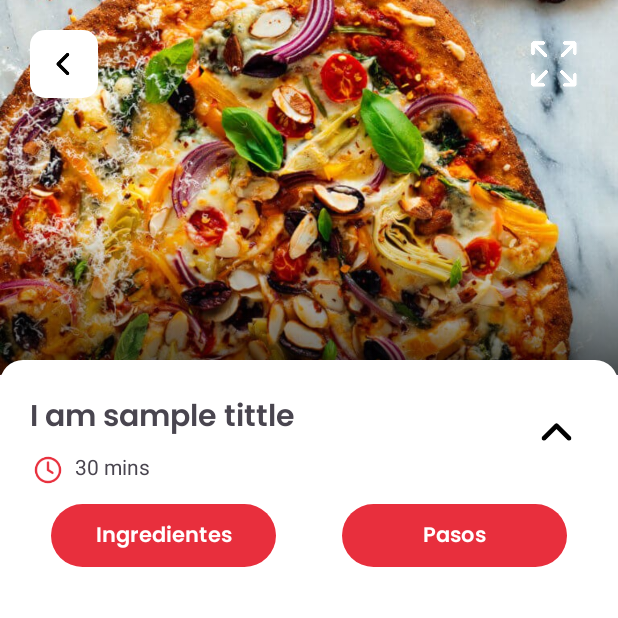
After one commit to Luc4st1574/RecetAPP, an Android app: the RecipeActivity screen opened directly, with no data from a screen before it, on a phone screen of 412 x 824 dp, the top half of it. The commit adds this screen. Run offline under Robolectric (Android 15) with nearby library versions, the phone set to English and light mode, and no system bars.

Commit message:
add: recipe activity first steps into complete design

```diff
--- a/app/src/main/AndroidManifest.xml
+++ b/app/src/main/AndroidManifest.xml
@@ -12,6 +12,9 @@
         android:supportsRtl="true"
         android:theme="@style/Theme.RECETAPP"
         tools:targetApi="31">
+        <activity
+            android:name=".RecipeActivity"
+            android:exported="false" />
         <activity
             android:name=".CategoryActivity"
             android:exported="false" />
--- /dev/null
+++ b/app/src/main/java/com/example/recetapp/RecipeActivity.kt
@@ -0,0 +1,20 @@
+package com.example.recetapp
+
+import android.os.Bundle
+import androidx.activity.enableEdgeToEdge
+import androidx.appcompat.app.AppCompatActivity
+import androidx.core.view.ViewCompat
+import androidx.core.view.WindowInsetsCompat
+
+class RecipeActivity : AppCompatActivity() {
+    override fun onCreate(savedInstanceState: Bundle?) {
+        super.onCreate(savedInstanceState)
+        enableEdgeToEdge()
+        setContentView(R.layout.activity_recipe)
+        ViewCompat.setOnApplyWindowInsetsListener(findViewById(R.id.main)) { v, insets ->
+            val systemBars = insets.getInsets(WindowInsetsCompat.Type.systemBars())
+            v.setPadding(systemBars.left, systemBars.top, systemBars.right, systemBars.bottom)
+            insets
+        }
+    }
+}
--- a/app/src/main/res/drawable/category_card_bc.xml
+++ b/app/src/main/res/drawable/category_card_bc.xml
@@ -8,7 +8,7 @@
         <solid android:color="#00FFFFFF"/>
         <stroke
             android:width="0.8dp"
-            android:color="#3ABC57" />
+            android:color="#e82f3d" />
 
         <size
             android:width="56dp"
--- /dev/null
+++ b/app/src/main/res/layout/activity_recipe.xml
@@ -0,0 +1,144 @@
+<?xml version="1.0" encoding="utf-8"?>
+<androidx.constraintlayout.widget.ConstraintLayout xmlns:android="http://schemas.android.com/apk/res/android"
+    xmlns:app="http://schemas.android.com/apk/res-auto"
+    xmlns:tools="http://schemas.android.com/tools"
+    android:id="@+id/main"
+    android:layout_width="match_parent"
+    android:layout_height="match_parent"
+    tools:context=".RecipeActivity">
+
+    <ImageView
+        android:id="@+id/item_image"
+        android:layout_width="0dp"
+        android:layout_height="250dp"
+        android:background="#F6F6F6"
+        android:hapticFeedbackEnabled="true"
+        android:scaleType="centerCrop"
+        app:layout_constraintEnd_toEndOf="parent"
+        app:layout_constraintStart_toStartOf="parent"
+        app:layout_constraintTop_toTopOf="parent"
+        app:srcCompat="@drawable/pizza_sample" />
+
+    <ImageView
+        android:id="@+id/shade"
+        android:layout_width="0dp"
+        android:layout_height="100dp"
+        app:layout_constraintBottom_toBottomOf="@+id/item_image"
+        app:layout_constraintEnd_toEndOf="@+id/item_image"
+        app:layout_constraintStart_toStartOf="@+id/item_image"
+        app:srcCompat="@drawable/image_btm_overlay" />
+
+    <ImageView
+        android:id="@+id/back_btn"
+        android:layout_width="45dp"
+        android:layout_height="45dp"
+        android:layout_marginStart="20dp"
+        android:layout_marginTop="20dp"
+        android:background="@drawable/card_back_btn"
+        android:clickable="true"
+        android:foregroundGravity="center"
+        android:hapticFeedbackEnabled="true"
+        android:padding="4dp"
+        app:layout_constraintStart_toStartOf="parent"
+        app:layout_constraintTop_toTopOf="@+id/item_image"
+        app:srcCompat="@drawable/back_icon" />
+
+    <ImageView
+        android:id="@+id/full_screen"
+        android:layout_width="45dp"
+        android:layout_height="45dp"
+        android:layout_marginEnd="20dp"
+        app:layout_constraintBottom_toBottomOf="@+id/back_btn"
+        app:layout_constraintEnd_toEndOf="parent"
+        app:layout_constraintTop_toTopOf="@+id/back_btn"
+        app:srcCompat="@drawable/full_size_ic"
+        android:padding="4dp"
+        android:clickable="true"
+        android:foregroundGravity="center"
+        android:hapticFeedbackEnabled="true"
+        app:tint="@color/white"/>
+
+    <RelativeLayout
+        android:id="@+id/relativeLayout"
+        android:layout_width="0dp"
+        android:layout_height="0dp"
+        android:layout_marginTop="-10dp"
+        android:background="@drawable/card_recipe"
+        app:layout_constraintBottom_toBottomOf="parent"
+        app:layout_constraintEnd_toEndOf="parent"
+        app:layout_constraintStart_toStartOf="parent"
+        app:layout_constraintTop_toBottomOf="@+id/item_image">
+
+        <TextView
+            android:id="@+id/tittle"
+            android:layout_width="match_parent"
+            android:layout_height="wrap_content"
+            android:layout_marginStart="20dp"
+            android:layout_marginTop="22dp"
+            android:layout_marginEnd="45dp"
+            android:fontFamily="@font/poppins"
+            android:text="I am sample tittle"
+            android:textSize="20sp" />
+
+        <ImageView
+            android:id="@+id/clock"
+            android:layout_width="24dp"
+            android:layout_height="24dp"
+            android:layout_below="@id/tittle"
+            android:layout_marginStart="20dp"
+            android:layout_marginTop="5dp"
+            android:src="@drawable/clock_icon"
+            app:tint="#e82f3d" />
+
+        <TextView
+            android:id="@+id/time"
+            android:layout_width="wrap_content"
+            android:layout_height="24dp"
+            android:layout_below="@id/tittle"
+            android:layout_marginStart="6dp"
+            android:layout_marginTop="3dp"
+            android:layout_toEndOf="@id/clock"
+            android:gravity="center_vertical"
+            android:text="30 mins" />
+
+        <Button
+            android:id="@+id/button"
+            android:layout_width="150dp"
+            android:layout_height="42sp"
+            android:layout_alignParentStart="true"
+            android:layout_below="@id/tittle"
+            android:layout_marginTop="40dp"
+            android:layout_marginStart="34dp"
+            android:background="@drawable/btn_ing"
+            android:fontFamily="@font/poppins"
+            android:paddingLeft="20sp"
+            android:paddingRight="20sp"
+            android:text="Ingredientes" />
+
+        <Button
+
+            android:layout_width="150dp"
+            android:layout_height="42sp"
+            android:layout_alignParentEnd="true"
+            android:layout_below="@id/tittle"
+            android:layout_marginTop="40dp"
+            android:layout_marginEnd="34dp"
+            android:background="@drawable/btn_ing"
+            android:fontFamily="@font/poppins"
+            android:paddingLeft="20sp"
+            android:paddingRight="20sp"
+            android:text="Pasos" />
+
+    </RelativeLayout>
+
+    <ImageView
+        android:id="@+id/imageView14"
+        android:layout_width="50dp"
+        android:layout_height="50dp"
+        android:layout_marginTop="24dp"
+        android:layout_marginEnd="16dp"
+        app:layout_constraintEnd_toEndOf="@+id/relativeLayout"
+        app:layout_constraintTop_toTopOf="@+id/relativeLayout"
+        app:srcCompat="@drawable/scroll_up" />
+
+</androidx.constraintlayout.widget.ConstraintLayout>
```
